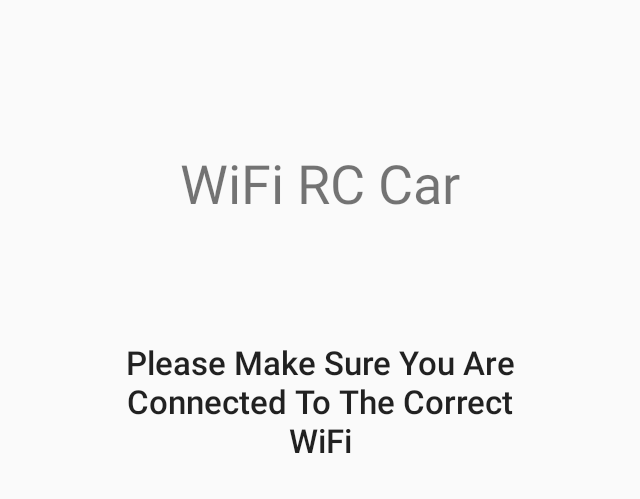
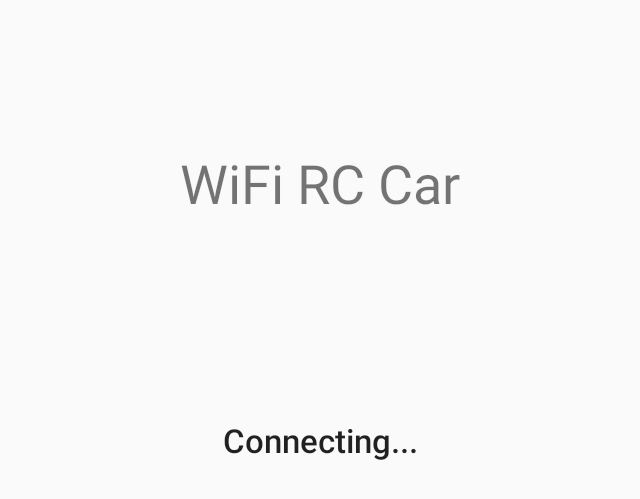
Before and after one commit to ericjunkins/3308Project, an Android app: the SplashScreen screen opened directly, with no data from a screen before it, on a phone screen of 824 x 412 dp (held sideways). Shown: the top 499 px of the screen, without its empty margins (298-938 px from the left). Run offline under Robolectric (Android 15) with nearby library versions, the phone set to English and light mode, and no system bars.

Commit message:
The app should now connect to WiPi on the onCreate of the splash screen. Check to make sure I have the SSID and password right

```diff
--- a/MyFirstApp/app/src/main/AndroidManifest.xml
+++ b/MyFirstApp/app/src/main/AndroidManifest.xml
@@ -4,6 +4,7 @@
 
     <uses-permission android:name="android.permission.INTERNET" />
     <uses-permission android:name="android.permission.ACCESS_WIFI_STATE" />
+    <uses-permission android:name="android.permission.CHANGE_WIFI_STATE"/>
 
     <application
         android:allowBackup="true"
--- a/MyFirstApp/app/src/main/java/com/example/lerrrrmps/myfirstapp/SplashScreen.java
+++ b/MyFirstApp/app/src/main/java/com/example/lerrrrmps/myfirstapp/SplashScreen.java
@@ -3,6 +3,8 @@ package com.example.lerrrrmps.myfirstapp;
 import android.content.Intent;
 import android.support.v7.app.AppCompatActivity;
 import android.os.Bundle;
+import android.net.wifi.WifiConfiguration;
+import android.net.wifi.WifiManager;
 
 public class SplashScreen extends AppCompatActivity {
 
@@ -10,6 +12,16 @@ public class SplashScreen extends AppCompatActivity {
     protected void onCreate(Bundle savedInstanceState) {
         super.onCreate(savedInstanceState);
         setContentView(R.layout.activity_splash_screen);
+
+        //Automatically connect to wifi
+        WifiConfiguration wifiConfig = new WifiConfiguration();
+        wifiConfig.SSID = String.format("\"%s\"", "WiPi");
+        wifiConfig.preSharedKey = String.format("\"%s\"", "Durka1234");
+        WifiManager wifiManager = (WifiManager)getSystemService(WIFI_SERVICE);
+        int netId = wifiManager.addNetwork(wifiConfig);
+        wifiManager.disconnect();
+        wifiManager.enableNetwork(netId, true);
+        wifiManager.reconnect();
 
 
 
--- a/MyFirstApp/app/src/main/res/layout/activity_splash_screen.xml
+++ b/MyFirstApp/app/src/main/res/layout/activity_splash_screen.xml
@@ -21,7 +21,7 @@
         android:layout_centerHorizontal="true" />
 
     <TextView
-        android:text="Please Make Sure You Are Connected To The Correct WiFi"
+        android:text="Connecting..."
         android:layout_height="wrap_content"
         android:layout_alignParentBottom="true"
         android:layout_centerHorizontal="true"
```
